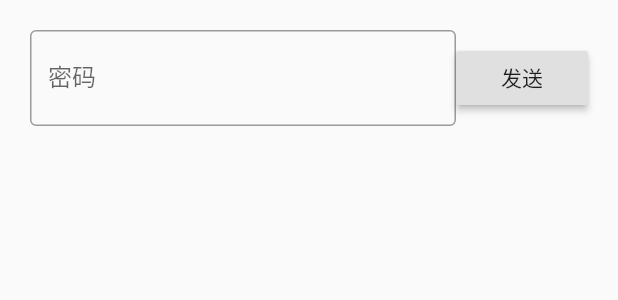
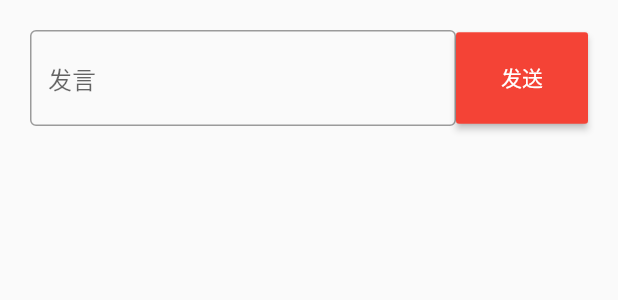
Before and after one commit to 718087538/play_live_app, a Flutter app: what sendMsg() shows on an empty page, opened directly, on a phone screen of 412 x 824 dp. Shown: the top 300 px of the screen. Run offline on Flutter 3.47's test engine with Material 2 defaults, Android fonts, the phone set to English and light mode, and no system bars; our stand-ins replace flutter_screenutil, flutter_svg, shared_preferences; missing offline and left inert: adhara_socket_io, fijkplayer; accounts and stored records are empty; network calls fail; statements that could not run were skipped.

Commit message:
完成布局优化1

```diff
--- a/lib/playRoom.dart
+++ b/lib/playRoom.dart
@@ -52,11 +52,13 @@ class _sendMsg extends State<sendMsg> {
             child: TextField(
               decoration: InputDecoration(
                   border: OutlineInputBorder(),
-                  hintText: "请输入密码",
-                  labelText: "密码"),
+                  hintText: "发言"),
             ),
           ),
           RaisedButton(
+            padding: EdgeInsets.all(20),
+            color: Colors.red,
+            textColor: Colors.white,
             child: Text('发送'),
             onPressed: () {},
           )
@@ -74,6 +76,16 @@ class msgList extends StatefulWidget {
 class _msgList extends State<msgList> {
   List list = [
     {'name': "kkk", 'msg': "我是留言内容呢", 'uid': "125535352"},
+    {'name': "222名", 'msg': "2222", 'uid': "125535352"},
+    {'name': "222名", 'msg': "2222", 'uid': "125535352"},
+    {'name': "222名", 'msg': "2222", 'uid': "125535352"},
+    {'name': "222名", 'msg': "2222", 'uid': "125535352"},
+    {'name': "222名", 'msg': "2222", 'uid': "125535352"},
+    {'name': "222名", 'msg': "2222", 'uid': "125535352"},
+    {'name': "222名", 'msg': "213123", 'uid': "125535352"},
+    {'name': "222名", 'msg': "2222", 'uid': "125535352"},
+    {'name': "222名", 'msg': "3246565", 'uid': "125535352"},
+    {'name': "222名", 'msg': "2222", 'uid': "125535352"},
     {'name': "222名", 'msg': "2222", 'uid': "125535352"},
   ];
 
```
